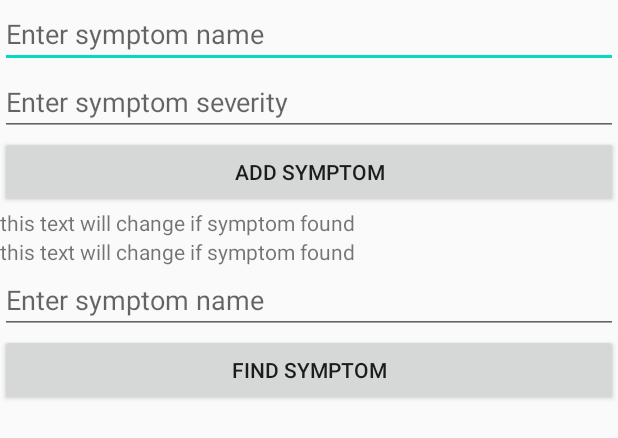
After one commit to rcortese1/symptracker, an Android app: the layout activity_database_tester.xml on its own in the app's theme, with its tools: preview values and no code run, on a phone screen of 412 x 824 dp. The commit adds this screen. Shown: the top 438 px of the screen. Run offline under Robolectric (Android 15) with nearby library versions, the phone set to English and light mode, and no system bars.

Commit message:
Created test database activity to test database functions

```diff
--- a/app/src/main/java/com/example/symptracker/SympContact.java
+++ b/app/src/main/java/com/example/symptracker/SympContact.java
@@ -19,6 +19,7 @@ public class SympContact extends AppCompatActivity {
     private String contact_number = null;
     private String contact_name = null;
     private String contact_email = null;
+    private DBHandler db;
 
     Button addContactBtn;
     TextView contactName;
@@ -36,6 +37,8 @@ public class SympContact extends AppCompatActivity {
         /* These two should be updated when emergency contact is selected to match the contact's info */
         contactName = findViewById(R.id.contactName);
         contactNumber = findViewById(R.id.contactNumber);
+
+        db = new DBHandler(this);
 
         addContactBtn.setOnClickListener(new View.OnClickListener() {
             @Override
--- /dev/null
+++ b/app/src/main/res/layout/activity_database_tester.xml
@@ -0,0 +1,63 @@
+<?xml version="1.0" encoding="utf-8"?>
+<androidx.constraintlayout.widget.ConstraintLayout xmlns:android="http://schemas.android.com/apk/res/android"
+    xmlns:app="http://schemas.android.com/apk/res-auto"
+    xmlns:tools="http://schemas.android.com/tools"
+    android:layout_width="match_parent"
+    android:layout_height="match_parent"
+    tools:context=".DatabaseTester">
+
+    <LinearLayout
+        android:layout_width="match_parent"
+        android:layout_height="match_parent"
+        android:orientation="vertical">
+
+        <EditText
+            android:id="@+id/symptomNameEntry"
+            android:layout_width="match_parent"
+            android:layout_height="wrap_content"
+            android:ems="10"
+            android:hint="Enter symptom name"
+            android:inputType="textPersonName" />
+
+        <EditText
+            android:id="@+id/symptomSeverityEntry"
+            android:layout_width="match_parent"
+            android:layout_height="wrap_content"
+            android:ems="10"
+            android:hint="Enter symptom severity"
+            android:inputType="textPersonName" />
+
+        <Button
+            android:id="@+id/addSymptom"
+            android:layout_width="match_parent"
+            android:layout_height="wrap_content"
+            android:text="Add Symptom" />
+
+        <TextView
+            android:id="@+id/showSympName"
+            android:layout_width="match_parent"
+            android:layout_height="wrap_content"
+            android:text="this text will change if symptom found" />
+
+        <TextView
+            android:id="@+id/showSympSeverity"
+            android:layout_width="match_parent"
+            android:layout_height="wrap_content"
+            android:text="this text will change if symptom found" />
+
+        <EditText
+            android:id="@+id/symptomTextEntry"
+            android:layout_width="match_parent"
+            android:layout_height="wrap_content"
+            android:ems="10"
+            android:hint="Enter symptom name"
+            android:inputType="textPersonName" />
+
+        <Button
+            android:id="@+id/findSymptom"
+            android:layout_width="match_parent"
+            android:layout_height="wrap_content"
+            android:text="Find Symptom" />
+
+    </LinearLayout>
+</androidx.constraintlayout.widget.ConstraintLayout>
```
Also changed, not shown: app/src/main/java/com/example/symptracker/DBHandler.java (added, +135 -0 lines), app/src/main/java/com/example/symptracker/DatabaseTester.java (added, +91 -0 lines), app/src/main/java/com/example/symptracker/MainActivity.java (+10 -6 lines).
